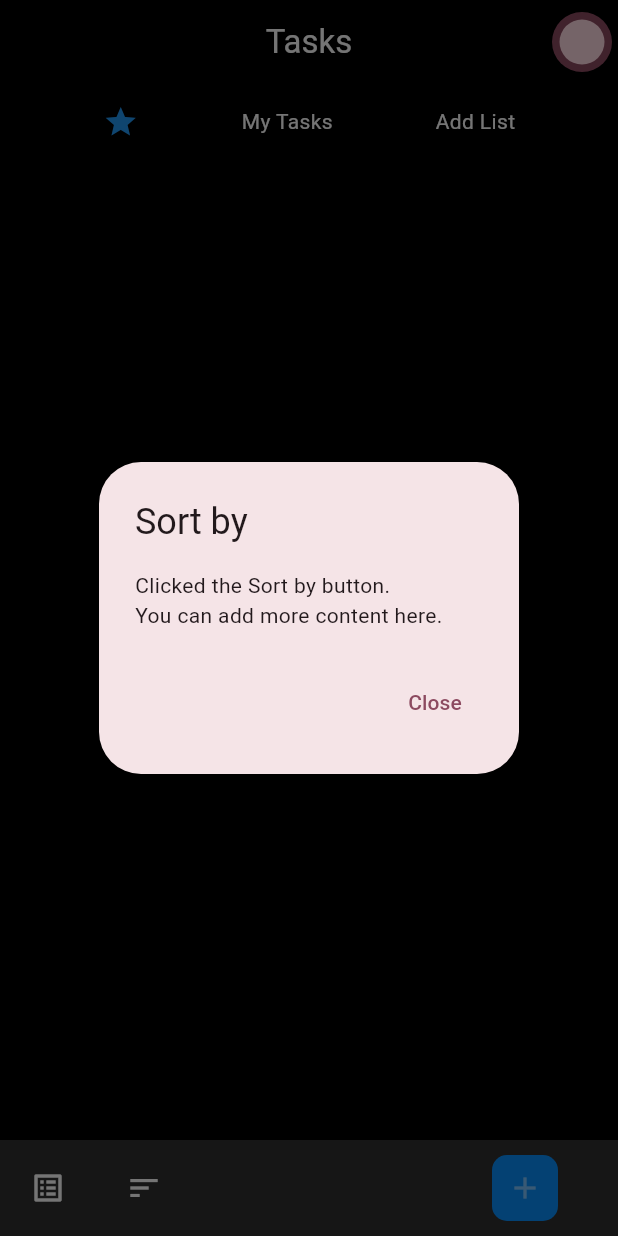
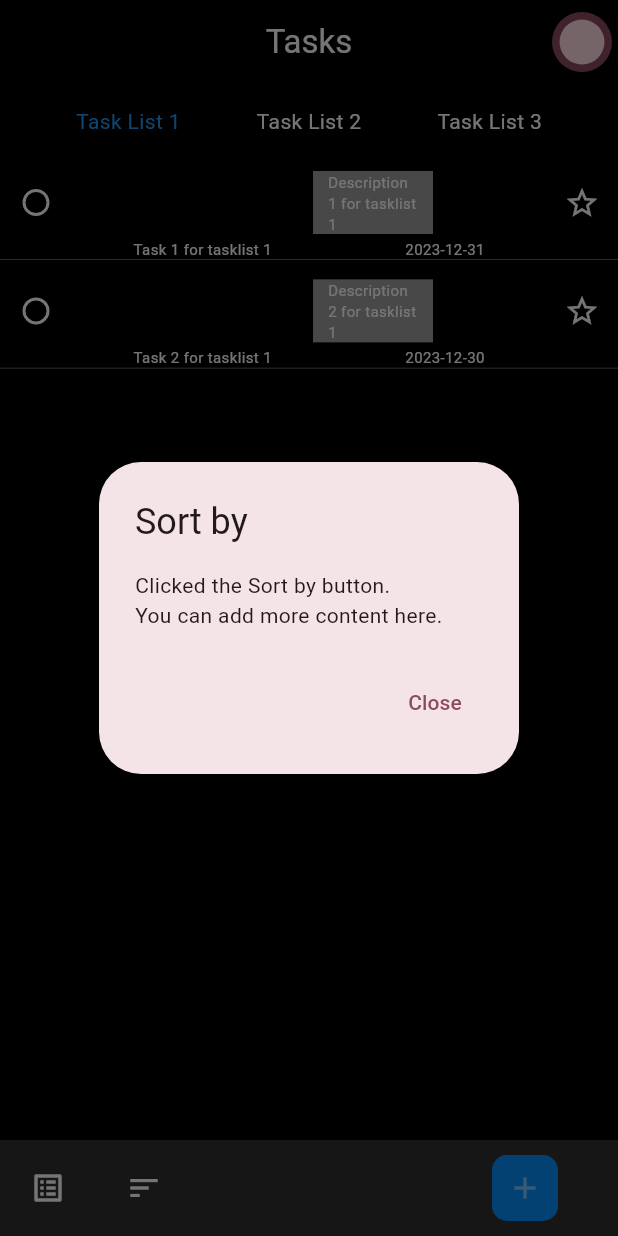
Before and after one commit to jeevaggithub/tasks, a Flutter app: the HomeScreen screen opened directly, item 2 of the bottom bar chosen, on a phone screen of 412 x 824 dp. Run offline on Flutter 3.47's test engine with Material 2 defaults, Android fonts, the phone set to English and light mode, and no system bars; our stand-ins replace shared_preferences; accounts and stored records are empty; network calls fail.

Commit message:
check point for task pages

```diff
--- a/lib/assets/variables.dart
+++ b/lib/assets/variables.dart
@@ -1,3 +1,4 @@
-var baseurl = 'http://192.168.1.130:8080';
+var baseurl = 'http://192.168.1.130:8080'; //NTPL Wifib IP
+// var baseurl = 'http://192.168.1.2:8080'; //Home wifi IP
 
 // var Localstorage = {};
--- a/lib/main.dart
+++ b/lib/main.dart
@@ -8,6 +8,7 @@ import 'package:tasks/screens/my_tasks.dart';
 import 'package:tasks/screens/profile.dart';
 import 'package:tasks/screens/register.dart';
 import 'package:tasks/widgets/btmnavbar.dart';
+import 'package:tasks/widgets/task_card.dart';
 
 void main() {
   runApp(const MyApp());
@@ -38,13 +39,13 @@ List<Map<String, dynamic>> taskLists = [
     'title': 'Task List 1',
     'tasks': [
       {
-        'title': 'Task 1',
-        'description': 'Description 1',
+        'title': 'Task 1 for tasklist 1',
+        'description': 'Description 1 for tasklist 1',
         'dueDate': '2023-12-31'
       },
       {
-        'title': 'Task 2',
-        'description': 'Description 2',
+        'title': 'Task 2 for tasklist 1',
+        'description': 'Description 2 for tasklist 1',
         'dueDate': '2023-12-30'
       },
       // Add more tasks as needed
@@ -54,13 +55,29 @@ List<Map<String, dynamic>> taskLists = [
     'title': 'Task List 2',
     'tasks': [
       {
-        'title': 'Task 1',
-        'description': 'Description 1',
+        'title': 'Task 1 for tasklist 2',
+        'description': 'Description 1 for tasklist 2',
         'dueDate': '2023-12-31'
       },
       {
-        'title': 'Task 2',
-        'description': 'Description 2',
+        'title': 'Task 2 for tasklist 2',
+        'description': 'Description 2 for tasklist 2',
+        'dueDate': '2023-12-30'
+      },
+      // Add more tasks as needed
+    ],
+  },
+  {
+    'title': 'Task List 3',
+    'tasks': [
+      {
+        'title': 'Task 1 for tasklist 3',
+        'description': 'Description 1 for tasklist 3',
+        'dueDate': '2023-12-31 '
+      },
+      {
+        'title': 'Task 2 for tasklist 3',
+        'description': 'Description 2 for tasklist 3',
         'dueDate': '2023-12-30'
       },
       // Add more tasks as needed
@@ -68,22 +85,6 @@ List<Map<String, dynamic>> taskLists = [
   },
   // Add more task lists as needed
 ];
-
-class HomeScreen extends StatefulWidget {
-  const HomeScreen({Key? key}) : super(key: key);
-
-  @override
-  _HomeScreenState createState() => _HomeScreenState();
-}
-
-class _HomeScreenState extends State<HomeScreen> {
-  PageController _pageController = PageController(initialPage: 0);
-
-  @override
-  void dispose() {
-    _pageController.dispose();
-    super.dispose();
-  }
 
 Future<void> _onProfileClick(BuildContext context) async {
   return showDialog<void>(
@@ -112,16 +113,6 @@ class _HomeScreenState extends State<HomeScreen> {
     },
   );
 }
-
-  int currentPageIndex = 0;
-
-  final List<Widget> screens = [
-    Favorites(),
-    MyTasks(),
-    AddScreen(),
-    // OtherTaskScreen(),
-    // Add more screens as needed
-  ];
 
 final List<IndicatorData> indicators = [
   IndicatorData(widget: Icon(Icons.star), isIcon: true),
@@ -155,8 +146,49 @@ class _HomeScreenState extends State<HomeScreen> {
   }
 }
 
+class HomeScreen extends StatefulWidget {
+  const HomeScreen({Key? key}) : super(key: key);
+
+  @override
+  _HomeScreenState createState() => _HomeScreenState();
+}
+
+class _HomeScreenState extends State<HomeScreen> {
+  late PageController _pageController;
+  List<Map<String, dynamic>> favoriteTasks = []; // Store favorite tasks here
+  int currentPageIndex = 1;
+
+  final List<Widget> screens = [
+    Favorites(),
+    MyTasks(),
+    AddScreen(),
+    // OtherTaskScreen(),
+    // Add more screens as needed
+  ];
+  List<Widget> generateTaskListScreens() {
+    return taskLists.map((taskList) {
+      return TaskListScreen(taskList: taskList);
+    }).toList();
+  }
+
+  @override
+  void initState() {
+    super.initState();
+    _pageController = PageController(initialPage: 1);
+  }
+
+  @override
+  void dispose() {
+    _pageController.dispose();
+    super.dispose();
+  }
+
   @override
   Widget build(BuildContext context) {
+    //  final List<Widget> pages = [
+    //   FavoritesPage(favoriteTasks: favoriteTasks), // Favorites page
+    //   generateTaskListScreens(), // Other task list pages
+    // ];
     return Scaffold(
       appBar: AppBar(
         title: Column(
@@ -193,41 +225,25 @@ class _HomeScreenState extends State<HomeScreen> {
       backgroundColor: Colors.black,
       body: Column(
         children: [
-          // Your custom indicator bar here
           Container(
             height: 50,
             color: Colors.black,
             child: Row(
               mainAxisAlignment: MainAxisAlignment.spaceEvenly,
-              children: List.generate(indicators.length, (index) {
+              children: List.generate(taskLists.length, (index) {
                 final isActive = index == currentPageIndex;
-                final indicatorData = indicators[index];
 
-                if (indicatorData.isIcon) {
-                  final icon = indicatorData.widget as Icon;
-                  return GestureDetector(
-                    onTap: () {
-                      _pageController.jumpToPage(index);
-                    },
-                    child: Icon(
-                      icon.icon,
-                      color: isActive ? Colors.blue : Colors.white,
-                    ),
-                  );
-                } else {
-                  final text = indicatorData.widget as Text;
                 return GestureDetector(
                   onTap: () {
                     _pageController.jumpToPage(index);
                   },
                   child: Text(
-                      text.data!,
+                    taskLists[index]['title'],
                     style: TextStyle(
                       color: isActive ? Colors.blue : Colors.white,
                     ),
                   ),
                 );
-                }
               }),
             ),
           ),
@@ -239,7 +255,9 @@ class _HomeScreenState extends State<HomeScreen> {
                   currentPageIndex = index;
                 });
               },
-              children: screens,
+              children: taskLists.map((taskList) {
+                return TaskListScreen(taskList: taskList);
+              }).toList(),
             ),
           ),
         ],
@@ -255,3 +273,71 @@ class IndicatorData {
 
   IndicatorData({required this.widget, required this.isIcon});
 }
+
+// class TaskListScreen extends StatefulWidget {
+//   final Map<String, dynamic> taskList;
+
+//   const TaskListScreen({required this.taskList});
+
+//   @override
+//   _TaskListScreenState createState() => _TaskListScreenState();
+// }
+
+// class _TaskListScreenState extends State<TaskListScreen> {
+//   late PageController
+//       _pageController; // Declare as late to ensure initialization
+
+//   @override
+//   void initState() {
+//     super.initState();
+//     _pageController =
+//         PageController(initialPage: 0); // Initialize _pageController
+//   }
+
+//   @override
+//   void dispose() {
+//     _pageController.dispose();
+//     super.dispose();
+//   }
+
+//   @override
+//   Widget build(BuildContext context) {
+//     final List<Map<String, dynamic>> tasks = widget.taskList['tasks'];
+
+//     return PageView.builder(
+//       controller: _pageController,
+//       itemCount: tasks.length,
+//       itemBuilder: (context, index) {
+//         final task = tasks[index];
+//         return TaskCard(
+//           title: task['title'],
+//           descrption: task['description'],
+//           dueDate: task['dueDate'],
+//         );
+//       },
+//     );
+//   }
+// }
+
+class TaskListScreen extends StatelessWidget {
+  final Map<String, dynamic> taskList;
+
+  const TaskListScreen({required this.taskList});
+
+  @override
+  Widget build(BuildContext context) {
+    final List<Map<String, dynamic>> tasks = taskList['tasks'];
+
+    return ListView.builder(
+      itemCount: tasks.length,
+      itemBuilder: (context, index) {
+        final task = tasks[index];
+        return TaskCard(
+          title: task['title'],
+          descrption: task['description'],
+          dueDate: task['dueDate'],
+        );
+      },
+    );
+  }
+}
--- a/lib/screens/favorites.dart
+++ b/lib/screens/favorites.dart
@@ -1,4 +1,5 @@
 import 'package:flutter/material.dart';
+import 'package:tasks/widgets/task_card.dart';
 
 class Favorites extends StatefulWidget {
   const Favorites({Key? key}) : super(key: key);
@@ -25,3 +26,29 @@ class _FavoritesState extends State<Favorites> {
     );
   }
 }
+
+class FavoritesPage extends StatelessWidget {
+  final List<Map<String, dynamic>> favoriteTasks;
+
+  const FavoritesPage({required this.favoriteTasks});
+
+  @override
+  Widget build(BuildContext context) {
+    // return ListView.builder(
+    //   itemCount: favoriteTasks.length,
+    //   itemBuilder: (context, index) {
+    //     final task = favoriteTasks[index];
+    //     return TaskCard(
+    //         title: task['title'],
+    //         descrption: task['description'],
+    //         dueDate: task['dueDate']);
+    //   },
+    // );
+    return Center(
+      child: Text(
+        'favorites works!',
+        style: TextStyle(color: Colors.white),
+      ),
+    );
+  }
+}
--- /dev/null
+++ b/lib/widgets/task_card.dart
@@ -0,0 +1,105 @@
+import 'package:flutter/material.dart';
+
+class TaskCard extends StatefulWidget {
+  final String title;
+  final String descrption;
+  final String dueDate;
+  const TaskCard(
+      {required this.title,
+      required this.descrption,
+      required this.dueDate,
+      Key? key})
+      : super(key: key);
+
+  @override
+  _TaskCardState createState() => _TaskCardState();
+}
+
+class _TaskCardState extends State<TaskCard> {
+  @override
+  Widget build(BuildContext context) {
+    return Container(
+      padding: EdgeInsets.symmetric(vertical: 5),
+      child: Column(
+        children: [
+          Row(
+            mainAxisAlignment: MainAxisAlignment.spaceBetween,
+            children: [
+              CheckboxExample(),
+              SizedBox(
+                width: 10,
+              ),
+              Container(
+                padding: EdgeInsets.symmetric(horizontal: 10),
+                width: 80,
+                color: Colors.grey,
+                child: Text(
+                  widget.descrption,
+                  style: TextStyle(color: Colors.white, fontSize: 10),
+                ),
+              ),
+              IconButton(
+                onPressed: () {},
+                icon: Icon(
+                  Icons.star_border_outlined,
+                  color: Colors.white,
+                ),
+              )
+            ],
+          ),
+          Row(
+            mainAxisAlignment: MainAxisAlignment.spaceEvenly,
+            children: [
+              Text(
+                widget.title,
+                style: TextStyle(color: Colors.white, fontSize: 10),
+              ),
+              Text(
+                widget.dueDate,
+                style: TextStyle(color: Colors.white, fontSize: 10),
+              )
+            ],
+          ),
+          Container(
+            height: 0.25,
+            color: Colors.white,
+          )
+        ],
+      ),
+    );
+  }
+}
+
+class CheckboxExample extends StatefulWidget {
+  const CheckboxExample({super.key});
+
+  @override
+  State<CheckboxExample> createState() => _CheckboxExampleState();
+}
+
+class _CheckboxExampleState extends State<CheckboxExample> {
+  bool isChecked = false;
+
+  @override
+  Widget build(BuildContext context) {
+    return Theme(
+      data: ThemeData(
+        unselectedWidgetColor: Colors.white, // Border color when unchecked
+      ),
+      child: Checkbox(
+        shape: RoundedRectangleBorder(
+          borderRadius: BorderRadius.circular(50.0), // Circular border radius
+          side: BorderSide(color: Colors.white), // Border color when checked
+        ),
+        checkColor: Colors.white,
+        fillColor: MaterialStateProperty.all<Color>(Colors.transparent),
+        value: isChecked,
+        onChanged: (bool? value) {
+          setState(() {
+            isChecked = value!;
+          });
+        },
+      ),
+    );
+  }
+}
```
Also changed, not shown: lib/widgets/page_view.widget.dart (deleted), 1 other file. Lines whose indentation alone changed are shown as unchanged.
